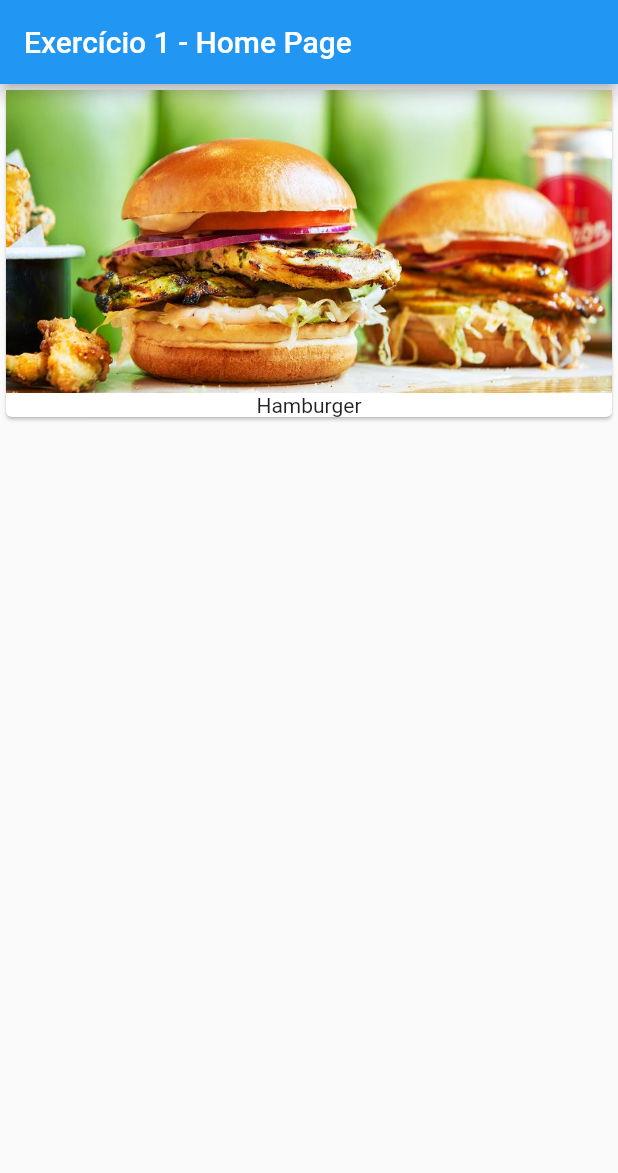
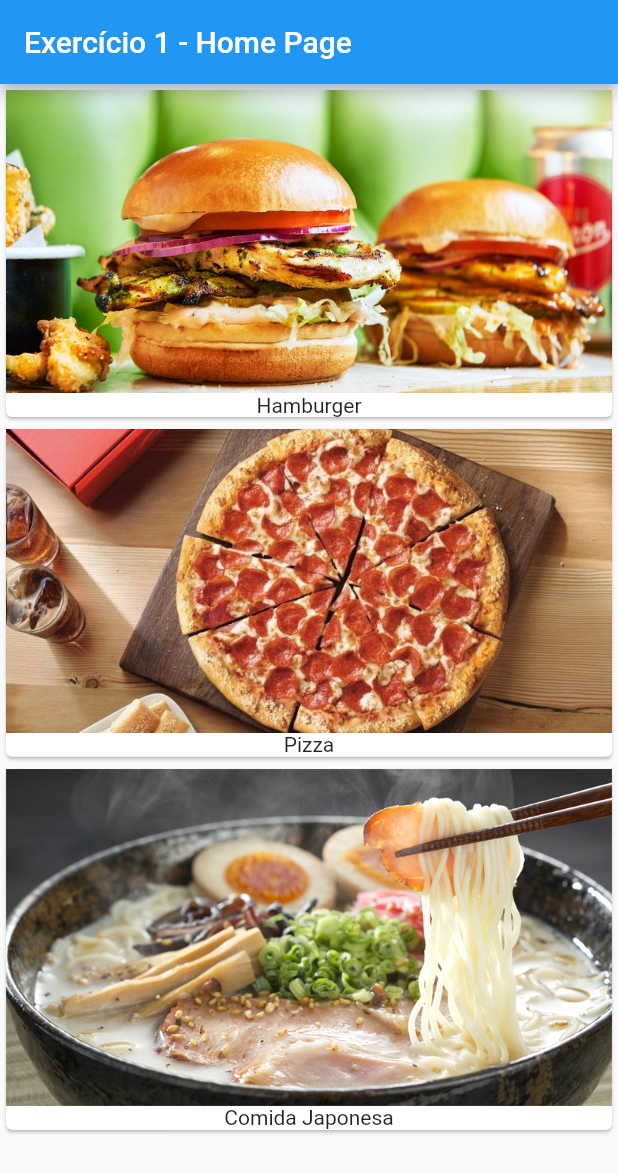
Before and after one commit to pedrochamberlain/INF1300, a Flutter app: the screen it shows after launch, on a phone screen of 412 x 824 dp. Shown: the top 1173 px of the screen. Run offline on Flutter 3.47's test engine with Material 2 defaults, Android fonts, the phone set to English and light mode, and no system bars.

Commit message:
add more food + refactor Image widget

```diff
--- a/puc/exercicio_01/lib/main.dart
+++ b/puc/exercicio_01/lib/main.dart
@@ -42,7 +42,15 @@ class _MyHomePageState extends State<MyHomePage> {
           Pair(
             imgFile: 'assets/burger.jpg',
             title: 'Hamburger',
-          )
+          ),
+          Pair(
+            imgFile: 'assets/pizza.jpg',
+            title: 'Pizza',
+          ),
+          Pair(
+            imgFile: 'assets/lamen.jpg',
+            title: 'Comida Japonesa',
+          ),
         ],
       ),
     );
--- a/puc/exercicio_01/lib/pair.dart
+++ b/puc/exercicio_01/lib/pair.dart
@@ -17,7 +17,9 @@ class Pair extends StatelessWidget {
     return Card(
       child: Column(
         children: [
-          Image.asset(imgFile),
+          Image(
+            image: AssetImage(imgFile),
+          ),
           Text(title),
         ],
       ),
--- a/puc/exercicio_01/pubspec.yaml
+++ b/puc/exercicio_01/pubspec.yaml
@@ -47,6 +47,8 @@ flutter:
   # To add assets to your application, add an assets section, like this:
   assets:
   - assets/burger.jpg
+  - assets/pizza.jpg
+  - assets/lamen.jpg
 
   # An image asset can refer to one or more resolution-specific "variants", see
   # https://flutter.dev/assets-and-images/#resolution-aware.
```
Also changed, not shown: puc/exercicio_01/assets/lamen.jpg (added), puc/exercicio_01/assets/pizza.jpg (added).
